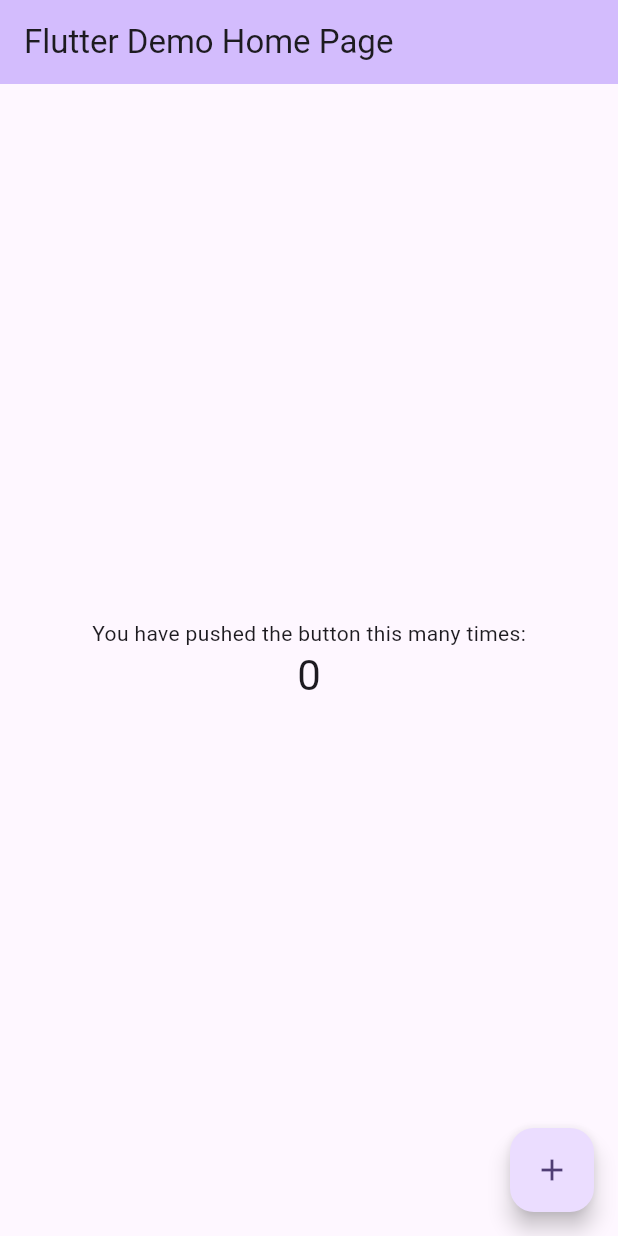
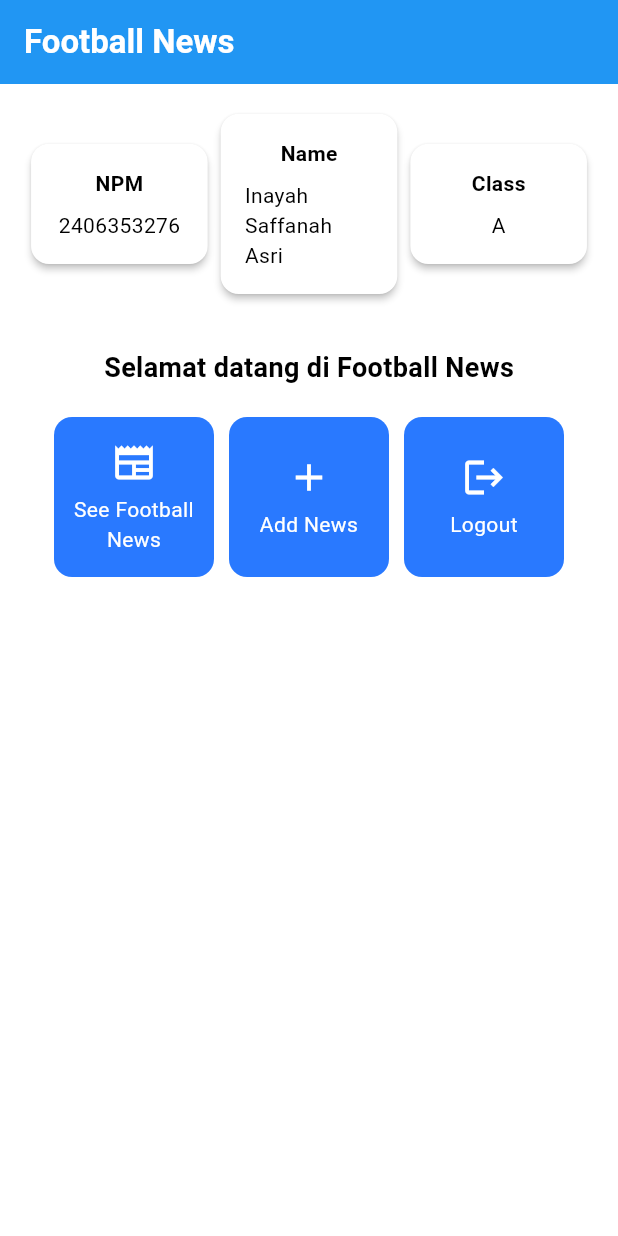
Before and after one commit to Inaeah/football-news-mobile, a Flutter app: the screen it shows after launch, on a phone screen of 412 x 824 dp. Run offline on Flutter 3.47's test engine with Material 3 defaults, Android fonts, the phone set to English and light mode, and no system bars.

Commit message:
tutorial 6 selesai

```diff
--- a/lib/main.dart
+++ b/lib/main.dart
@@ -1,4 +1,5 @@
 import 'package:flutter/material.dart';
+import 'package:football_news/menu.dart';
 
 void main() {
   runApp(const MyApp());
@@ -28,95 +29,10 @@ class MyApp extends StatelessWidget {
         //
         // This works for code too, not just values: Most code changes can be
         // tested with just a hot reload.
-        colorScheme: ColorScheme.fromSeed(seedColor: Colors.deepPurple),
+         colorScheme: ColorScheme.fromSwatch(primarySwatch: Colors.blue)
+        .copyWith(secondary: Colors.blueAccent[400]),
       ),
-      home: const MyHomePage(title: 'Flutter Demo Home Page'),
+      home: MyHomePage(),
     );
   }
 }
-
-class MyHomePage extends StatefulWidget {
-  const MyHomePage({super.key, required this.title});
-
-  // This widget is the home page of your application. It is stateful, meaning
-  // that it has a State object (defined below) that contains fields that affect
-  // how it looks.
-
-  // This class is the configuration for the state. It holds the values (in this
-  // case the title) provided by the parent (in this case the App widget) and
-  // used by the build method of the State. Fields in a Widget subclass are
-  // always marked "final".
-
-  final String title;
-
-  @override
-  State<MyHomePage> createState() => _MyHomePageState();
-}
-
-class _MyHomePageState extends State<MyHomePage> {
-  int _counter = 0;
-
-  void _incrementCounter() {
-    setState(() {
-      // This call to setState tells the Flutter framework that something has
-      // changed in this State, which causes it to rerun the build method below
-      // so that the display can reflect the updated values. If we changed
-      // _counter without calling setState(), then the build method would not be
-      // called again, and so nothing would appear to happen.
-      _counter++;
-    });
-  }
-
-  @override
-  Widget build(BuildContext context) {
-    // This method is rerun every time setState is called, for instance as done
-    // by the _incrementCounter method above.
-    //
-    // The Flutter framework has been optimized to make rerunning build methods
-    // fast, so that you can just rebuild anything that needs updating rather
-    // than having to individually change instances of widgets.
-    return Scaffold(
-      appBar: AppBar(
-        // TRY THIS: Try changing the color here to a specific color (to
-        // Colors.amber, perhaps?) and trigger a hot reload to see the AppBar
-        // change color while the other colors stay the same.
-        backgroundColor: Theme.of(context).colorScheme.inversePrimary,
-        // Here we take the value from the MyHomePage object that was created by
-        // the App.build method, and use it to set our appbar title.
-        title: Text(widget.title),
-      ),
-      body: Center(
-        // Center is a layout widget. It takes a single child and positions it
-        // in the middle of the parent.
-        child: Column(
-          // Column is also a layout widget. It takes a list of children and
-          // arranges them vertically. By default, it sizes itself to fit its
-          // children horizontally, and tries to be as tall as its parent.
-          //
-          // Column has various properties to control how it sizes itself and
-          // how it positions its children. Here we use mainAxisAlignment to
-          // center the children vertically; the main axis here is the vertical
-          // axis because Columns are vertical (the cross axis would be
-          // horizontal).
-          //
-          // TRY THIS: Invoke "debug painting" (choose the "Toggle Debug Paint"
-          // action in the IDE, or press "p" in the console), to see the
-          // wireframe for each widget.
-          mainAxisAlignment: MainAxisAlignment.center,
-          children: <Widget>[
-            const Text('You have pushed the button this many times:'),
-            Text(
-              '$_counter',
-              style: Theme.of(context).textTheme.headlineMedium,
-            ),
-          ],
-        ),
-      ),
-      floatingActionButton: FloatingActionButton(
-        onPressed: _incrementCounter,
-        tooltip: 'Increment',
-        child: const Icon(Icons.add),
-      ), // This trailing comma makes auto-formatting nicer for build methods.
-    );
-  }
-}
--- /dev/null
+++ b/lib/menu.dart
@@ -0,0 +1,188 @@
+import 'package:flutter/material.dart';
+
+class MyHomePage extends StatelessWidget {
+  MyHomePage({super.key});
+
+  final String nama = "Inayah Saffanah Asri"; //nama
+  final String npm = "2406353276"; //npm
+  final String kelas = "A"; //kelas
+
+  final List<ItemHomepage> items = [
+    ItemHomepage("See Football News", Icons.newspaper),
+    ItemHomepage("Add News", Icons.add),
+    ItemHomepage("Logout", Icons.logout),
+  ];
+
+  @override
+    Widget build(BuildContext context) {
+        // Scaffold menyediakan struktur dasar halaman dengan AppBar dan body.
+    return Scaffold(
+      // AppBar adalah bagian atas halaman yang menampilkan judul.
+      appBar: AppBar(
+        // Judul aplikasi "Football News" dengan teks putih dan tebal.
+        title: const Text(
+          'Football News',
+          style: TextStyle(
+            color: Colors.white,
+            fontWeight: FontWeight.bold,
+          ),
+        ),
+        // Warna latar belakang AppBar diambil dari skema warna tema aplikasi.
+        backgroundColor: Theme.of(context).colorScheme.primary,
+      ),
+      // Body halaman dengan padding di sekelilingnya.
+      body: Padding(
+        padding: const EdgeInsets.all(16.0),
+        // Menyusun widget secara vertikal dalam sebuah kolom.
+        child: Column(
+          crossAxisAlignment: CrossAxisAlignment.center,
+          children: [
+            // Row untuk menampilkan 3 InfoCard secara horizontal.
+            Row(
+              mainAxisAlignment: MainAxisAlignment.spaceEvenly,
+              children: [
+                InfoCard(title: 'NPM', content: npm),
+                InfoCard(title: 'Name', content: nama),
+                InfoCard(title: 'Class', content: kelas),
+              ],
+            ),
+
+            // Memberikan jarak vertikal 16 unit.
+            const SizedBox(height: 16.0),
+
+            // Menempatkan widget berikutnya di tengah halaman.
+            Center(
+              child: Column(
+                // Menyusun teks dan grid item secara vertikal.
+
+                children: [
+                  // Menampilkan teks sambutan dengan gaya tebal dan ukuran 18.
+                  const Padding(
+                    padding: EdgeInsets.only(top: 16.0),
+                    child: Text(
+                      'Selamat datang di Football News',
+                      style: TextStyle(
+                        fontWeight: FontWeight.bold,
+                        fontSize: 18.0,
+                      ),
+                    ),
+                  ),
+
+                  // Grid untuk menampilkan ItemCard dalam bentuk grid 3 kolom.
+                  GridView.count(
+                    primary: true,
+                    padding: const EdgeInsets.all(20),
+                    crossAxisSpacing: 10,
+                    mainAxisSpacing: 10,
+                    crossAxisCount: 3,
+                    // Agar grid menyesuaikan tinggi kontennya.
+                    shrinkWrap: true,
+
+                    // Menampilkan ItemCard untuk setiap item dalam list items.
+                    children: items.map((ItemHomepage item) {
+                      return ItemCard(item);
+                    }).toList(),
+                    ),
+                  ],
+                ),
+              ),
+            ],
+          ),
+        ),
+      );
+    }
+}
+
+class InfoCard extends StatelessWidget {
+  // Kartu informasi yang menampilkan title dan content.
+
+  final String title;  // Judul kartu.
+  final String content;  // Isi kartu.
+
+  const InfoCard({super.key, required this.title, required this.content});
+
+  @override
+  Widget build(BuildContext context) {
+    return Card(
+      // Membuat kotak kartu dengan bayangan dibawahnya.
+      elevation: 2.0,
+      child: Container(
+        // Mengatur ukuran dan jarak di dalam kartu.
+        width: MediaQuery.of(context).size.width / 3.5, // menyesuaikan dengan lebar device yang digunakan.
+        padding: const EdgeInsets.all(16.0),
+        // Menyusun title dan content secara vertikal.
+        child: Column(
+          children: [
+            Text(
+              title,
+              style: const TextStyle(fontWeight: FontWeight.bold),
+            ),
+            const SizedBox(height: 8.0),
+            Text(content),
+          ],
+        ),
+      ),
+    );
+  }
+}
+
+class ItemHomepage {
+  final String name;
+  final IconData icon;
+
+  ItemHomepage(this.name, this.icon);
+}
+
+class ItemCard extends StatelessWidget {
+  // Menampilkan kartu dengan ikon dan nama.
+
+  final ItemHomepage item;
+
+  const ItemCard(this.item, {super.key});
+
+  @override
+  Widget build(BuildContext context) {
+    return Material(
+      // Menentukan warna latar belakang dari tema aplikasi.
+      color: Theme.of(context).colorScheme.secondary,
+      // Membuat sudut kartu melengkung.
+      borderRadius: BorderRadius.circular(12),
+
+      child: InkWell(
+        // Aksi ketika kartu ditekan.
+        onTap: () {
+          // Menampilkan pesan SnackBar saat kartu ditekan.
+          ScaffoldMessenger.of(context)
+            ..hideCurrentSnackBar()
+            ..showSnackBar(
+              SnackBar(content: Text("Kamu telah menekan tombol ${item.name}!"))
+            );
+        },
+        // Container untuk menyimpan Icon dan Text
+        child: Container(
+          padding: const EdgeInsets.all(8),
+          child: Center(
+            child: Column(
+              // Menyusun ikon dan teks di tengah kartu.
+              mainAxisAlignment: MainAxisAlignment.center,
+              children: [
+                Icon(
+                  item.icon,
+                  color: Colors.white,
+                  size: 30.0,
+                ),
+                const Padding(padding: EdgeInsets.all(3)),
+                Text(
+                  item.name,
+                  textAlign: TextAlign.center,
+                  style: const TextStyle(color: Colors.white),
+                ),
+              ],
+            ),
+          ),
+        ),
+      ),
+    );
+  }
+
+}
```
